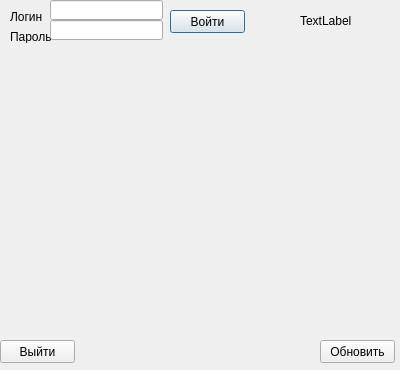
The window that form.ui (piligrim-a3/stp-2022) describes before a commit, drawn with Qt 5.
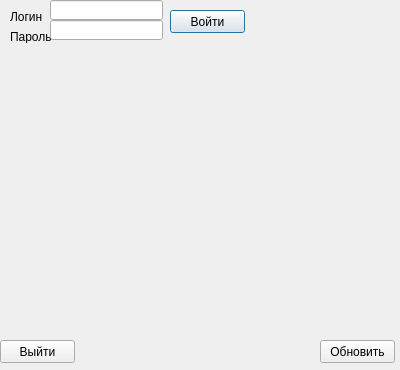
The same window after the commit.

Commit message: update_qr & refresh GUI

```diff
--- a/form.ui
+++ b/form.ui
@@ -101,10 +101,10 @@
   <widget class="QLabel" name="label_3">
    <property name="geometry">
     <rect>
-     <x>70</x>
-     <y>60</y>
-     <width>256</width>
-     <height>256</height>
+     <x>40</x>
+     <y>9</y>
+     <width>320</width>
+     <height>321</height>
     </rect>
    </property>
    <property name="text">
@@ -114,19 +114,14 @@
     <bool>true</bool>
    </property>
   </widget>
-  <widget class="QLabel" name="label_4">
-   <property name="geometry">
-    <rect>
-     <x>300</x>
-     <y>10</y>
-     <width>91</width>
-     <height>21</height>
-    </rect>
-   </property>
-   <property name="text">
-    <string>TextLabel</string>
-   </property>
-  </widget>
+  <zorder>label</zorder>
+  <zorder>label_2</zorder>
+  <zorder>pushButton_2</zorder>
+  <zorder>pushButton_3</zorder>
+  <zorder>lineEdit</zorder>
+  <zorder>lineEdit_2</zorder>
+  <zorder>label_3</zorder>
+  <zorder>pushButton</zorder>
  </widget>
  <resources/>
  <connections/>
```
